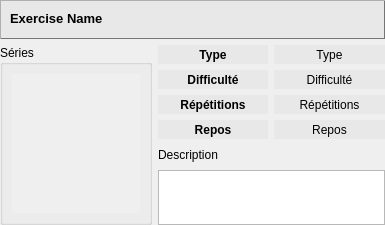
Before: the Qt Designer form src/exercisewidget.ui in oktal/bodeasy, drawn with Qt 5.
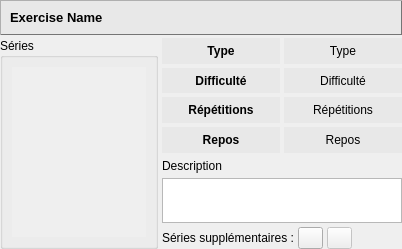
After: the same form once the commit is applied. Icons and pictures are not drawn.

Commit message: Added a feature to dynamically add series for exercises (specs must be updated)

```diff
--- a/src/exercisewidget.ui
+++ b/src/exercisewidget.ui
@@ -6,8 +6,8 @@
    <rect>
     <x>0</x>
     <y>0</y>
-    <width>385</width>
-    <height>225</height>
+    <width>402</width>
+    <height>249</height>
    </rect>
   </property>
   <property name="sizePolicy">
@@ -26,7 +26,10 @@
     border-color: rgb(117, 117, 117);
 }</string>
   </property>
-  <layout class="QVBoxLayout" name="verticalLayout_2" stretch="18,82">
+  <layout class="QVBoxLayout" name="verticalLayout_2" stretch="5,95">
+   <property name="spacing">
+    <number>3</number>
+   </property>
    <property name="margin">
     <number>0</number>
    </property>
@@ -41,30 +44,29 @@
      <property name="frameShadow">
       <enum>QFrame::Raised</enum>
      </property>
-     <widget class="QLabel" name="lblExerciseName">
-      <property name="geometry">
-       <rect>
-        <x>10</x>
-        <y>10</y>
-        <width>371</width>
-        <height>16</height>
-       </rect>
-      </property>
-      <property name="font">
-       <font>
-        <pointsize>10</pointsize>
-        <weight>75</weight>
-        <bold>true</bold>
-       </font>
-      </property>
-      <property name="text">
-       <string>Exercise Name</string>
-      </property>
-     </widget>
+     <layout class="QHBoxLayout" name="horizontalLayout_3">
+      <item>
+       <widget class="QLabel" name="lblExerciseName">
+        <property name="font">
+         <font>
+          <pointsize>10</pointsize>
+          <weight>75</weight>
+          <bold>true</bold>
+         </font>
+        </property>
+        <property name="text">
+         <string>Exercise Name</string>
+        </property>
+       </widget>
+      </item>
+     </layout>
     </widget>
    </item>
    <item>
-    <layout class="QHBoxLayout" name="horizontalLayout" stretch="4,6">
+    <layout class="QHBoxLayout" name="horizontalLayout_2" stretch="40,60">
+     <property name="spacing">
+      <number>4</number>
+     </property>
      <item>
       <widget class="QGroupBox" name="groupBox">
        <property name="title">
@@ -87,8 +89,8 @@
             <rect>
              <x>0</x>
              <y>0</y>
-             <width>131</width>
-             <height>145</height>
+             <width>138</width>
+             <height>175</height>
             </rect>
            </property>
           </widget>
@@ -98,7 +100,7 @@
       </widget>
      </item>
      <item>
-      <layout class="QGridLayout" name="gridLayout" rowstretch="15,15,15,15,15,15">
+      <layout class="QGridLayout" name="gridLayout" rowstretch="15,15,15,15,10,20,10">
        <item row="0" column="0">
         <widget class="QLabel" name="label_2">
          <property name="font">
@@ -319,7 +321,7 @@
          <property name="maximumSize">
           <size>
            <width>16777215</width>
-           <height>55</height>
+           <height>45</height>
           </size>
          </property>
          <property name="readOnly">
@@ -327,6 +329,88 @@
          </property>
         </widget>
        </item>
+       <item row="6" column="0" colspan="2">
+        <layout class="QHBoxLayout" name="horizontalLayout">
+         <item>
+          <widget class="QLabel" name="label_6">
+           <property name="text">
+            <string>Séries supplémentaires :</string>
+           </property>
+          </widget>
+         </item>
+         <item>
+          <widget class="QPushButton" name="btnAddSerie">
+           <property name="maximumSize">
+            <size>
+             <width>25</width>
+             <height>16777215</height>
+            </size>
+           </property>
+           <property name="toolTip">
+            <string>Ajouter une série</string>
+           </property>
+           <property name="text">
+            <string/>
+           </property>
+           <property name="icon">
+            <iconset resource="ressources.qrc">
+             <normaloff>:/images/plus-icon.png</normaloff>:/images/plus-icon.png</iconset>
+           </property>
+           <property name="iconSize">
+            <size>
+             <width>10</width>
+             <height>10</height>
+            </size>
+           </property>
+          </widget>
+         </item>
+         <item>
+          <widget class="QPushButton" name="btnDeleteSerie">
+           <property name="enabled">
+            <bool>false</bool>
+           </property>
+           <property name="maximumSize">
+            <size>
+             <width>25</width>
+             <height>16777215</height>
+            </size>
+           </property>
+           <property name="toolTip">
+            <string>Supprimer la dernière série</string>
+           </property>
+           <property name="text">
+            <string/>
+           </property>
+           <property name="icon">
+            <iconset resource="ressources.qrc">
+             <normaloff>:/images/minus-icon.png</normaloff>:/images/minus-icon.png</iconset>
+           </property>
+           <property name="iconSize">
+            <size>
+             <width>10</width>
+             <height>10</height>
+            </size>
+           </property>
+          </widget>
+         </item>
+         <item>
+          <spacer name="horizontalSpacer">
+           <property name="orientation">
+            <enum>Qt::Horizontal</enum>
+           </property>
+           <property name="sizeType">
+            <enum>QSizePolicy::MinimumExpanding</enum>
+           </property>
+           <property name="sizeHint" stdset="0">
+            <size>
+             <width>50</width>
+             <height>20</height>
+            </size>
+           </property>
+          </spacer>
+         </item>
+        </layout>
+       </item>
       </layout>
      </item>
     </layout>
```
Left out of the diff: 4 changed lines with no effect on the pictures. The commit also changes 2 other files.
